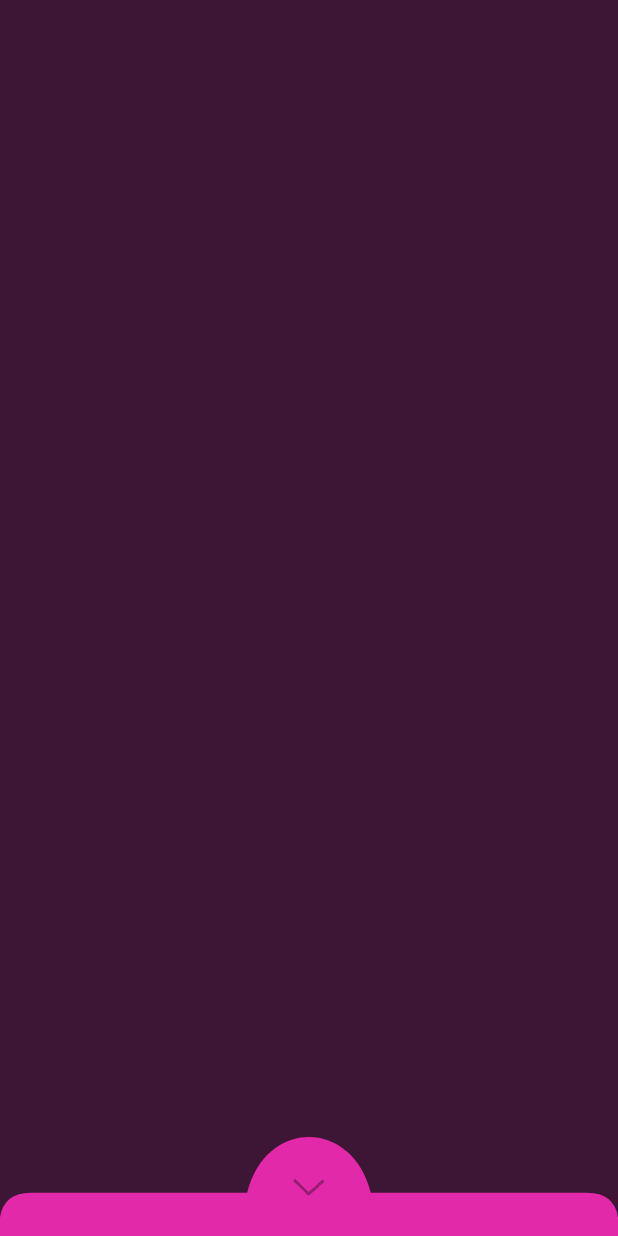
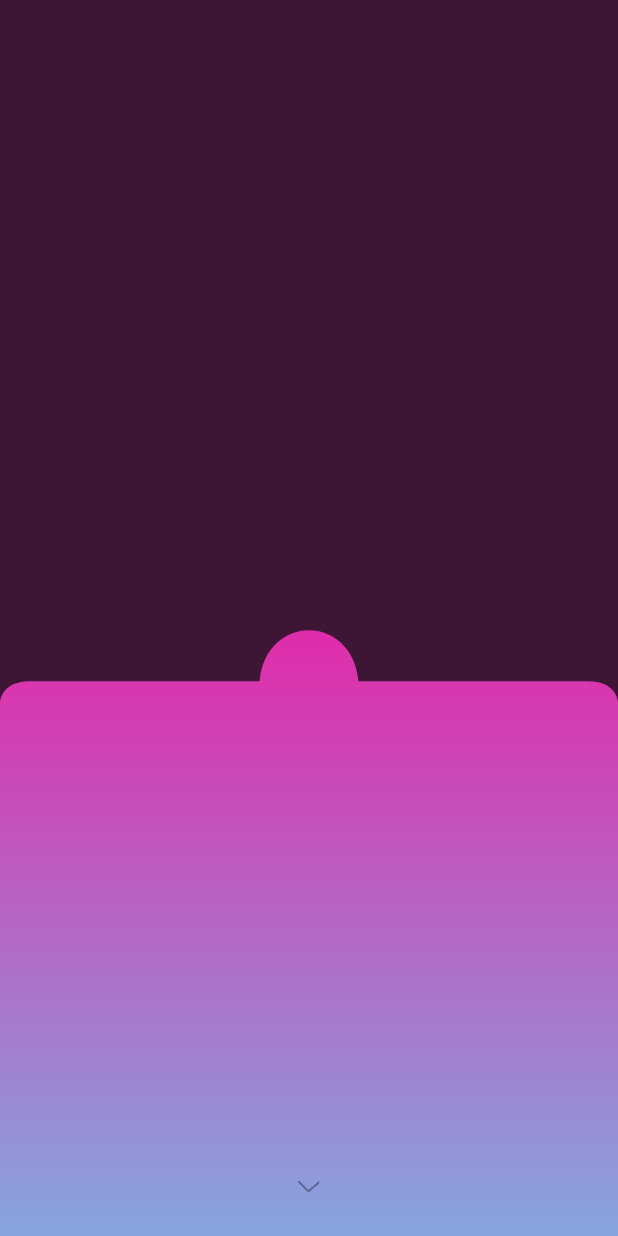
Before and after one commit to washeeeq/soul-calendar, an Android app: the layout activity_calendar.xml on its own in the app's theme, with its tools: preview values and no code run, on a phone screen of 412 x 824 dp. Run offline under Robolectric (Android 15) with nearby library versions, the phone set to English and light mode, and no system bars.

Commit message:
Added background with animation slider.

```diff
--- a/app/src/main/java/org/allatra/calendar/ui/anim/SettingsSlider.kt
+++ b/app/src/main/java/org/allatra/calendar/ui/anim/SettingsSlider.kt
@@ -10,13 +10,14 @@ import org.allatra.calendar.R
 import timber.log.Timber
 
 class SettingsSlider: View {
-
     private var sliderContracted = true
     private var initiated = false
     private var paintBezier: Paint? = null
+    private var bezierPath: Path? = null
 
     // DEFS
-    private var defaultSliderColor: Int? = null
+    private var colorGradientStart: Int? = null
+    private var colorGradientEnd: Int? = null
 
     constructor(context: Context?) : super(context){
 
@@ -49,30 +50,27 @@ class SettingsSlider: View {
         super.onDraw(canvas)
 
         canvas?.let {
-            paintBezier?.let { paint ->
-                it.drawPath(drawBezierPathObject(), paint)
-            }?: kotlin.run {
+            if(!initiated) {
+                // define paint
+                paintBezier = object : Paint() {
+                    init {
+                        style = Style.FILL
+                        isAntiAlias = true
+                        shader = LinearGradient(0f, 0f, 0f, height.toFloat(), colorGradientStart!!, colorGradientEnd!!, Shader.TileMode.MIRROR)
+                    }
+                }
+
+                bezierPath = generateBezierPathObject()
+                initiated = true
+            }
+
+            bezierPath?.let { path ->
+                it.drawPath(path, paintBezier!!)
+            } ?: kotlin.run {
                 Timber.e("Paint is null.")
             }
         }?: kotlin.run {
             Timber.e("Canvas not initialized.")
-        }
-    }
-
-    override fun onMeasure(widthMeasureSpec: Int, heightMeasureSpec: Int) {
-        super.onMeasure(widthMeasureSpec, heightMeasureSpec)
-
-        if(!initiated) {
-            // define paint
-            paintBezier = object : Paint() {
-                init {
-                    style = Style.FILL
-                    isAntiAlias = true
-                    defaultSliderColor?.let {
-                        color = it
-                    }
-                }
-            }
         }
     }
 
@@ -82,74 +80,112 @@ class SettingsSlider: View {
             R.styleable.SettingsSlider
         )
 
-        defaultSliderColor = customAttributeSet.getInt(R.styleable.SettingsSlider_contracted_color, Color.BLUE)
+        colorGradientStart = customAttributeSet.getInt(R.styleable.SettingsSlider_color_start, Color.BLUE)
+        colorGradientEnd = customAttributeSet.getInt(R.styleable.SettingsSlider_color_end, Color.BLUE)
         customAttributeSet.recycle()
     }
 
-    private fun drawBezierPathObject(): Path{
+    private fun generateBezierPathObject(): Path {
         val bezierPath = Path()
 
         /**
          * Start from bottom, left corner to draw.
          */
+        val startX = 0f
         val startY = height.toFloat()
-        val startX = 0f
 
-        // start
+        /**
+         * Start left corner down.
+         */
         bezierPath.moveTo(startX, startY)
 
-        val endPointX1 = 0 + (width * 0.05)
-        val endPointY1 = height - (height * 0.07)
+        val endPointX1 = startX
+        val endPointY1 = startY - (height * 0.84f)
 
-        val controlPointX1 = -5f
-        val controlPointY1 = endPointY1
+        /**
+         * Move up till 0,34 percent of total HEIGHT.
+         */
+        bezierPath.lineTo(endPointX1, endPointY1)
 
-        // first right corner
+        val endPointX2 = width * 0.05f
+        val endPointY2 = endPointY1 - (endPointY1 * 0.36f)
+
+        //val endPointY1 = height - (height * 0.05)
+
+        val controlPointX2 = -5f
+        val controlPointY2 = endPointY2
+
+        /**
+         * Draw quarter left circle.
+         */
         bezierPath.quadTo(
-            controlPointX1,
-            controlPointY1.toFloat(),
-            endPointX1.toFloat(),
-            endPointY1.toFloat())
+            controlPointX2,
+            controlPointY2,
+            endPointX2,
+            endPointY2)
 
-        val controlPointX2 = (width * 0.4).toFloat()
-        val controlPointY2 = endPointY1.toFloat()
+        val endPointX3 = (width * 0.42).toFloat()
+        val endPointY3 = endPointY2
 
-        // straight line to
-        bezierPath.lineTo(controlPointX2, controlPointY2)
+        /**
+         * Draw straight line to the middle.
+         */
+        bezierPath.lineTo(endPointX3, endPointY3)
 
-        val endPointX3 = (width * 0.6).toFloat()
-        val endPointY3 = endPointY1.toFloat()
+        val endPointX4 = (width * 0.58).toFloat()
+        val endPointY4 = endPointY3
 
         val controlPointX31 = (width * 0.43).toFloat()
-        val controlPointY31 = (endPointY1 - (height * 0.12)).toFloat()
+        val controlPointY31 = (endPointY3 - (startY * 0.11)).toFloat()
 
         val controlPointX32 = (width * 0.57).toFloat()
-        val controlPointY32 = (endPointY1 - (height * 0.12)).toFloat()
+        val controlPointY32 = (endPointY3 - (startY * 0.11)).toFloat()
 
-        // draw over path
-        bezierPath.cubicTo(controlPointX31,controlPointY31,controlPointX32,controlPointY32,endPointX3, endPointY3)
+        /**
+         * Draw middle half circle where is button located.
+         */
+        bezierPath.cubicTo(controlPointX31,controlPointY31,controlPointX32,controlPointY32,endPointX4, endPointY4)
 
-        // draw to end
-        val controlPointX4 = (0 + (width * 0.95)).toFloat()
-        val controlPointY4 = endPointY1.toFloat()
+        val endPointX5 = (0 + (width * 0.95)).toFloat()
+        val endPointY5 = endPointY3
 
-        bezierPath.lineTo(controlPointX4, controlPointY4)
+        /**
+         * Draw line till the end.
+         */
+        bezierPath.lineTo(endPointX5, endPointY5)
 
-        // right corner
-        val endPointX5 = width.toFloat()
-        val endPointY5 = height.toFloat()
+        // right half corner
+        val endPointX6 = width.toFloat()
+        val endPointY6 = endPointY1
 
-        val controlPointX5 = width + 5f
-        val controlPointY5 = endPointY1.toFloat()
+        val controlPointX6 = width + 5f
+        val controlPointY6 = endPointY3
 
+        /**
+         * Quad to down quarter circle.
+         */
         bezierPath.quadTo(
-            controlPointX5,
-            controlPointY5,
-            endPointX5,
-            endPointY5)
+            controlPointX6,
+            controlPointY6,
+            endPointX6,
+            endPointY6)
+
+        val endPointX7 = width.toFloat()
+        val endPointY7  = height.toFloat()
+
+        /**
+         * Move up till 0,34 percent of total HEIGHT.
+         */
+        bezierPath.lineTo(endPointX7, endPointY7)
 
         bezierPath.close()
 
         return bezierPath
     }
+
+    fun getIsContracted() = sliderContracted
+    fun setIsContracted(value: Boolean) {
+        sliderContracted = value
+        invalidate()
+    }
 }
--- a/app/src/main/res/layout/activity_calendar.xml
+++ b/app/src/main/res/layout/activity_calendar.xml
@@ -13,14 +13,14 @@
         android:layout_width="wrap_content"
         android:layout_height="wrap_content"
         android:orientation="vertical"
-        app:layout_constraintGuide_percent="0.45" />
+        app:layout_constraintGuide_percent="0.43" />
 
     <androidx.constraintlayout.widget.Guideline
         android:id="@+id/verGuideLine2"
         android:layout_width="wrap_content"
         android:layout_height="wrap_content"
         android:orientation="vertical"
-        app:layout_constraintGuide_percent="0.55" />
+        app:layout_constraintGuide_percent="0.57" />
 
     <androidx.constraintlayout.widget.Guideline
         android:id="@+id/horGuideLine"
@@ -30,14 +30,17 @@
         app:layout_constraintGuide_percent="0.935" />
 
     <org.allatra.calendar.ui.anim.SettingsSlider
+        android:id="@+id/sliderSettings"
         android:layout_width="match_parent"
         android:layout_height="0dp"
         app:layout_constraintHeight_percent="0.5"
         app:layout_constraintBottom_toBottomOf="parent"
         app:layout_constraintStart_toStartOf="parent"
-        app:contracted_color="@color/colorBgContractedSlider"/>
+        app:color_start="@color/colorBgSettingsStart"
+        app:color_end="@color/colorBgSettingsEnd"/>
 
     <androidx.appcompat.widget.AppCompatImageButton
+        android:id="@+id/btnExpand"
         android:layout_width="0dp"
         android:layout_height="0dp"
         app:layout_constraintHeight_percent="0.05"
--- a/app/src/main/res/values/colors.xml
+++ b/app/src/main/res/values/colors.xml
@@ -4,7 +4,8 @@
     <color name="colorPrimaryDark">#3700B3</color>
     <color name="colorAccent">#03DAC5</color>
     <color name="colorBgCalendar">#3d1635</color>
-    <color name="colorBgContractedSlider">#e229a9</color>
+    <color name="colorBgSettingsStart">#e229a9</color>
+    <color name="colorBgSettingsEnd">#86a5de</color>
     <color name="colorWhite">#FFFFFF</color>
     <color name="colorTransparent">#00FFFFFF</color>
 </resources>
--- a/app/src/main/res/values/styles.xml
+++ b/app/src/main/res/values/styles.xml
@@ -9,7 +9,8 @@
     </style>
 
     <declare-styleable name="SettingsSlider">
-        <attr name="contracted_color" format="integer"/>
+        <attr name="color_start" format="integer"/>
+        <attr name="color_end" format="integer"/>
     </declare-styleable>
 
 </resources>
```
Also changed, not shown: app/src/main/java/org/allatra/calendar/ui/activity/CalendarActivity.kt (+74 -1 lines), app/src/main/res/drawable/bg_expand_btn.png.
